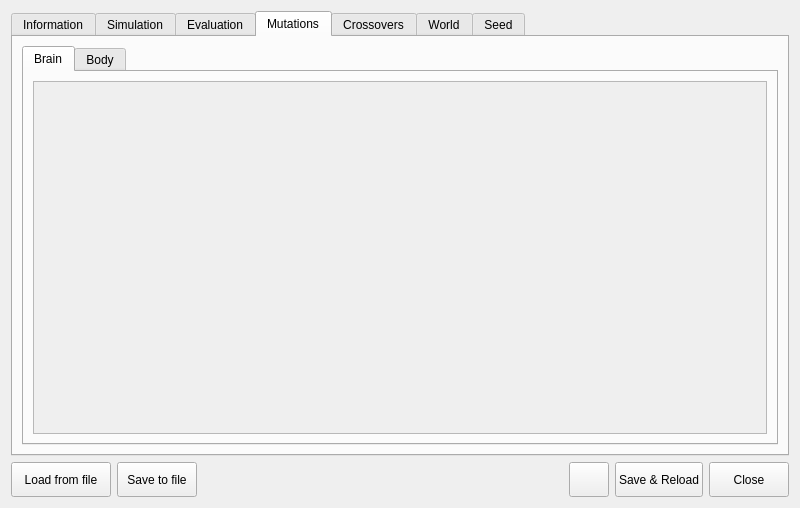
GeneCraft/GeneCraft-Project, file src/genelab/core/ui/widgets/experiments/experimentspropertiescontroller.ui: the form before one commit.
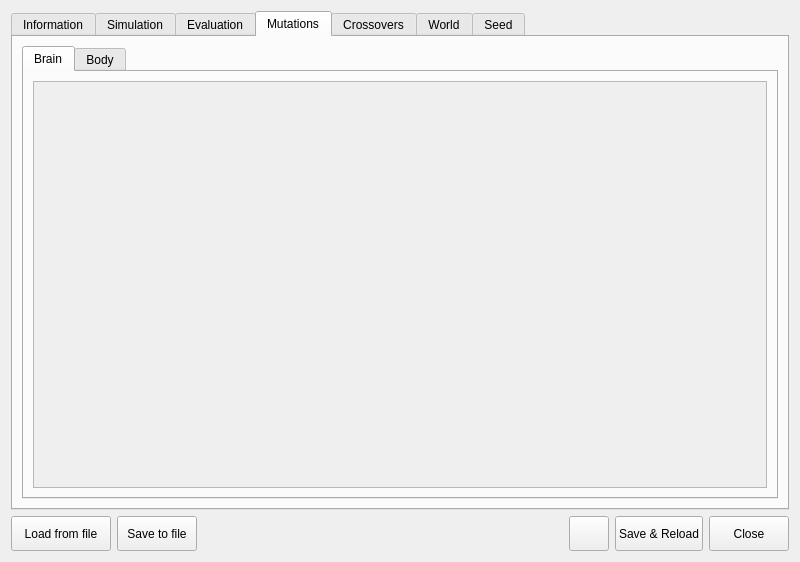
The form after the commit. The open tabs and pages were chosen to show the change. Icons and pictures are not drawn.

```diff
--- a/src/genelab/core/ui/widgets/experiments/experimentspropertiescontroller.ui
+++ b/src/genelab/core/ui/widgets/experiments/experimentspropertiescontroller.ui
@@ -7,7 +7,7 @@
     <x>0</x>
     <y>0</y>
     <width>800</width>
-    <height>500</height>
+    <height>562</height>
    </rect>
   </property>
   <property name="windowTitle">
@@ -656,8 +656,8 @@
                <rect>
                 <x>0</x>
                 <y>0</y>
-                <width>732</width>
-                <height>345</height>
+                <width>682</width>
+                <height>387</height>
                </rect>
               </property>
               <layout class="QVBoxLayout" name="verticalLayout_4">
```
Left out of the diff: 6 changed lines with no effect on the pictures.
